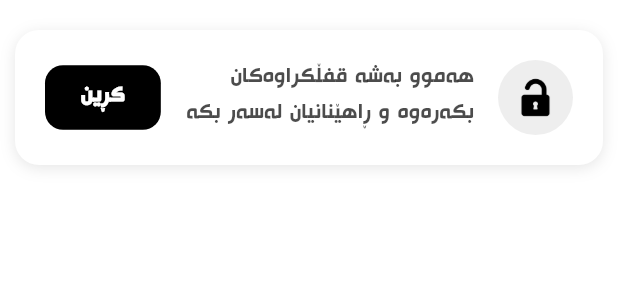
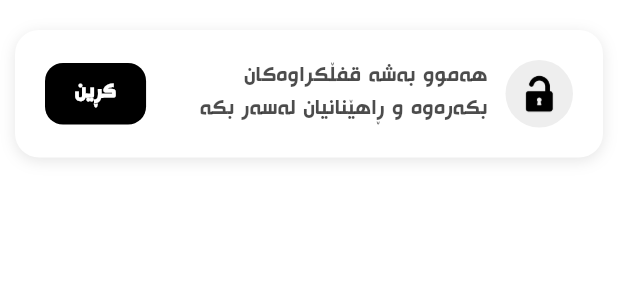
Before and after one commit to rand1214/REGA, a Flutter app: the DescriptionContainer widget shown alone on an empty page, opened directly, on a phone screen of 412 x 824 dp. Shown: the top 300 px of the screen. Run offline on Flutter 3.47's test engine with Material 3 defaults, Android fonts, the phone set to English and light mode, and no system bars; our stand-ins replace flutter_screenutil, go_router, google_fonts, lottie.

Commit message:
Fix iPhone UI bugs and add Lottie notification bell animation
- ISSUE 1: Fixed question grid overlapping answer options using Flexible layout with constraints
- ISSUE 2: Fixed numpad covering code field with keyboard-aware layout using MediaQuery
- ISSUE 3: Fixed chapter selector titles getting cut off by adjusting aspect ratio and font sizes
- ISSUE 4: Fixed banner text truncation with responsive font sizing
- Added Lottie animation package for notification bell
- Implemented swing-only animation on bell tap (frames 27-74)
- Bell starts at resting position (frame 90)
- All layouts now fully responsive for iPhone SE, 14 Pro, and 14 Pro Max

```diff
--- a/lib/features/home/presentation/widgets/description_container.dart
+++ b/lib/features/home/presentation/widgets/description_container.dart
@@ -10,6 +10,9 @@ class DescriptionContainer extends StatelessWidget {
 
   @override
   Widget build(BuildContext context) {
+    final screenWidth = MediaQuery.of(context).size.width;
+    final fontSize = (screenWidth * 0.04).clamp(14.0, 16.0);
+
     return Padding(
       padding: const EdgeInsets.symmetric(horizontal: 10, vertical: 20),
       child: Container(
@@ -31,7 +34,7 @@ class DescriptionContainer extends StatelessWidget {
             GestureDetector(
               onTap: () {},
               child: Container(
-                padding: const EdgeInsets.symmetric(horizontal: 24, vertical: 10),
+                padding: const EdgeInsets.symmetric(horizontal: 20, vertical: 10),
                 decoration: BoxDecoration(
                   color: Colors.black,
                   borderRadius: BorderRadius.circular(12),
@@ -40,39 +43,40 @@ class DescriptionContainer extends StatelessWidget {
                   'کڕین',
                   style: TextStyle(
                     fontFamily: 'PeshangDes',
-                    fontSize: 16,
+                    fontSize: 15,
                     fontWeight: FontWeight.bold,
                     color: Colors.white,
                   ),
                 ),
               ),
             ),
-            const SizedBox(width: 16),
+            const SizedBox(width: 12),
             Expanded(
               child: Text(
                 description,
                 textAlign: TextAlign.right,
                 maxLines: 2,
                 overflow: TextOverflow.ellipsis,
+                softWrap: true,
                 style: TextStyle(
                   fontFamily: 'PeshangDes',
-                  fontSize: 16,
+                  fontSize: fontSize,
                   fontWeight: FontWeight.normal,
-                  height: 1.5,
+                  height: 1.4,
                   color: Colors.black.withValues(alpha: 0.7),
                 ),
               ),
             ),
-            const SizedBox(width: 16),
+            const SizedBox(width: 12),
             Container(
-              width: 50,
-              height: 50,
+              width: 45,
+              height: 45,
               decoration: BoxDecoration(
                 shape: BoxShape.circle,
                 color: Colors.grey.shade200,
               ),
               child: Padding(
-                padding: const EdgeInsets.all(12),
+                padding: const EdgeInsets.all(10),
                 child: Image.asset(
                   'assets/icons/unlock.png',
                   fit: BoxFit.contain,
--- a/pubspec.yaml
+++ b/pubspec.yaml
@@ -16,6 +16,7 @@ dependencies:
   flutter_screenutil: ^5.9.3
   google_fonts: ^6.2.1
   flutter_svg: ^2.0.16
+  lottie: ^3.1.3
 
 dev_dependencies:
   flutter_test:
```
Also changed, not shown: assets/icons/notfication_bell.json (added, +1 -0 lines), lib/features/computer_practice/presentation/screens/computer_practice_screen.dart (+58 -24 lines), lib/features/home/presentation/widgets/top_bar.dart (+54 -6 lines), lib/features/quiz/presentation/widgets/chapter_selection_dialog.dart (+9 -5 lines), assets/icons/bell.png (deleted), assets/icons/notfication_bell.gif (added), assets/images/number-bg.png (deleted), pubspec.lock, 1 other file.
